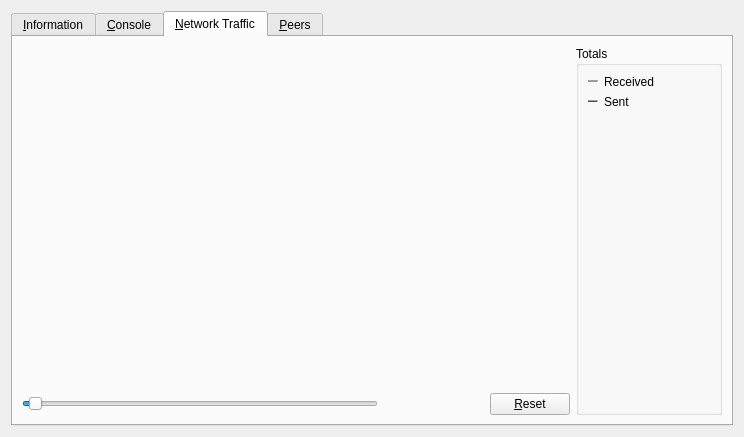
Qt form src/qt/forms/debugwindow.ui (VaporumCoin/VaporumOcean-0.7.2) before a commit.
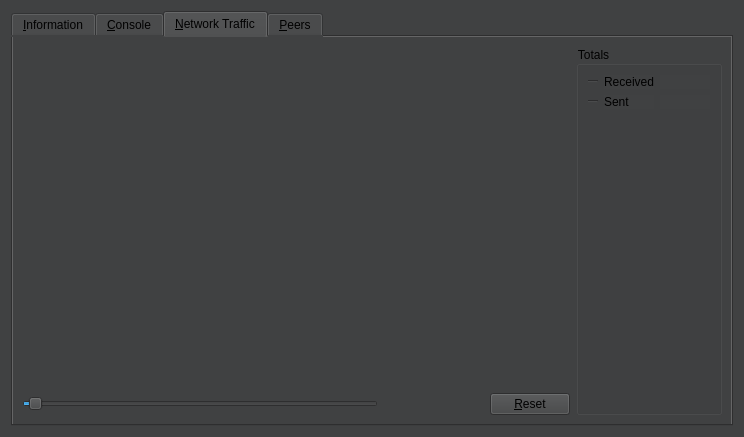
The same form after that commit. The open tabs and pages were chosen to show the change. Icons and pictures are not drawn. Custom widgets are drawn as their Qt base class.

The edit to the form file:
```diff
--- a/src/qt/forms/debugwindow.ui
+++ b/src/qt/forms/debugwindow.ui
@@ -13,6 +13,9 @@
   <property name="windowTitle">
    <string>Debug window</string>
   </property>
+  <property name="styleSheet">
+   <string notr="true">background-color: rgb(64, 65, 66);</string>
+  </property>
   <layout class="QVBoxLayout" name="verticalLayout_2">
    <item>
     <widget class="QTabWidget" name="tabWidget">
@@ -679,6 +682,15 @@
                 <property name="palette">
                  <palette>
                   <active>
+                   <colorrole role="Button">
+                    <brush brushstyle="SolidPattern">
+                     <color alpha="255">
+                      <red>64</red>
+                      <green>65</green>
+                      <blue>66</blue>
+                     </color>
+                    </brush>
+                   </colorrole>
                    <colorrole role="Light">
                     <brush brushstyle="SolidPattern">
                      <color alpha="255">
@@ -688,8 +700,35 @@
                      </color>
                     </brush>
                    </colorrole>
+                   <colorrole role="Base">
+                    <brush brushstyle="SolidPattern">
+                     <color alpha="255">
+                      <red>64</red>
+                      <green>65</green>
+                      <blue>66</blue>
+                     </color>
+                    </brush>
+                   </colorrole>
+                   <colorrole role="Window">
+                    <brush brushstyle="SolidPattern">
+                     <color alpha="255">
+                      <red>64</red>
+                      <green>65</green>
+                      <blue>66</blue>
+                     </color>
+                    </brush>
+                   </colorrole>
                   </active>
                   <inactive>
+                   <colorrole role="Button">
+                    <brush brushstyle="SolidPattern">
+                     <color alpha="255">
+                      <red>64</red>
+                      <green>65</green>
+                      <blue>66</blue>
+                     </color>
+                    </brush>
+                   </colorrole>
                    <colorrole role="Light">
                     <brush brushstyle="SolidPattern">
                      <color alpha="255">
@@ -699,8 +738,35 @@
                      </color>
                     </brush>
                    </colorrole>
+                   <colorrole role="Base">
+                    <brush brushstyle="SolidPattern">
+                     <color alpha="255">
+                      <red>64</red>
+                      <green>65</green>
+                      <blue>66</blue>
+                     </color>
+                    </brush>
+                   </colorrole>
+                   <colorrole role="Window">
+                    <brush brushstyle="SolidPattern">
+                     <color alpha="255">
+                      <red>64</red>
+                      <green>65</green>
+                      <blue>66</blue>
+                     </color>
+                    </brush>
+                   </colorrole>
                   </inactive>
                   <disabled>
+                   <colorrole role="Button">
+                    <brush brushstyle="SolidPattern">
+                     <color alpha="255">
+                      <red>64</red>
+                      <green>65</green>
+                      <blue>66</blue>
+                     </color>
+                    </brush>
+                   </colorrole>
                    <colorrole role="Light">
                     <brush brushstyle="SolidPattern">
                      <color alpha="255">
@@ -710,6 +776,24 @@
                      </color>
                     </brush>
                    </colorrole>
+                   <colorrole role="Base">
+                    <brush brushstyle="SolidPattern">
+                     <color alpha="255">
+                      <red>64</red>
+                      <green>65</green>
+                      <blue>66</blue>
+                     </color>
+                    </brush>
+                   </colorrole>
+                   <colorrole role="Window">
+                    <brush brushstyle="SolidPattern">
+                     <color alpha="255">
+                      <red>64</red>
+                      <green>65</green>
+                      <blue>66</blue>
+                     </color>
+                    </brush>
+                   </colorrole>
                   </disabled>
                  </palette>
                 </property>
@@ -759,6 +843,15 @@
                 <property name="palette">
                  <palette>
                   <active>
+                   <colorrole role="Button">
+                    <brush brushstyle="SolidPattern">
+                     <color alpha="255">
+                      <red>64</red>
+                      <green>65</green>
+                      <blue>66</blue>
+                     </color>
+                    </brush>
+                   </colorrole>
                    <colorrole role="Light">
                     <brush brushstyle="SolidPattern">
                      <color alpha="255">
@@ -768,8 +861,35 @@
                      </color>
                     </brush>
                    </colorrole>
+                   <colorrole role="Base">
+                    <brush brushstyle="SolidPattern">
+                     <color alpha="255">
+                      <red>64</red>
+                      <green>65</green>
+                      <blue>66</blue>
+                     </color>
+                    </brush>
+                   </colorrole>
+                   <colorrole role="Window">
+                    <brush brushstyle="SolidPattern">
+                     <color alpha="255">
+                      <red>64</red>
+                      <green>65</green>
+                      <blue>66</blue>
+                     </color>
+                    </brush>
+                   </colorrole>
                   </active>
                   <inactive>
+                   <colorrole role="Button">
+                    <brush brushstyle="SolidPattern">
+                     <color alpha="255">
+                      <red>64</red>
+                      <green>65</green>
+                      <blue>66</blue>
+                     </color>
+                    </brush>
+                   </colorrole>
                    <colorrole role="Light">
                     <brush brushstyle="SolidPattern">
                      <color alpha="255">
@@ -779,8 +899,35 @@
                      </color>
                     </brush>
                    </colorrole>
+                   <colorrole role="Base">
+                    <brush brushstyle="SolidPattern">
+                     <color alpha="255">
+                      <red>64</red>
+                      <green>65</green>
+                      <blue>66</blue>
+                     </color>
+                    </brush>
+                   </colorrole>
+                   <colorrole role="Window">
+                    <brush brushstyle="SolidPattern">
+                     <color alpha="255">
+                      <red>64</red>
+                      <green>65</green>
+                      <blue>66</blue>
+                     </color>
+                    </brush>
+                   </colorrole>
                   </inactive>
                   <disabled>
+                   <colorrole role="Button">
+                    <brush brushstyle="SolidPattern">
+                     <color alpha="255">
+                      <red>64</red>
+                      <green>65</green>
+                      <blue>66</blue>
+                     </color>
+                    </brush>
+                   </colorrole>
                    <colorrole role="Light">
                     <brush brushstyle="SolidPattern">
                      <color alpha="255">
@@ -790,6 +937,24 @@
                      </color>
                     </brush>
                    </colorrole>
+                   <colorrole role="Base">
+                    <brush brushstyle="SolidPattern">
+                     <color alpha="255">
+                      <red>64</red>
+                      <green>65</green>
+                      <blue>66</blue>
+                     </color>
+                    </brush>
+                   </colorrole>
+                   <colorrole role="Window">
+                    <brush brushstyle="SolidPattern">
+                     <color alpha="255">
+                      <red>64</red>
+                      <green>65</green>
+                      <blue>66</blue>
+                     </color>
+                    </brush>
+                   </colorrole>
                   </disabled>
                  </palette>
                 </property>
```
